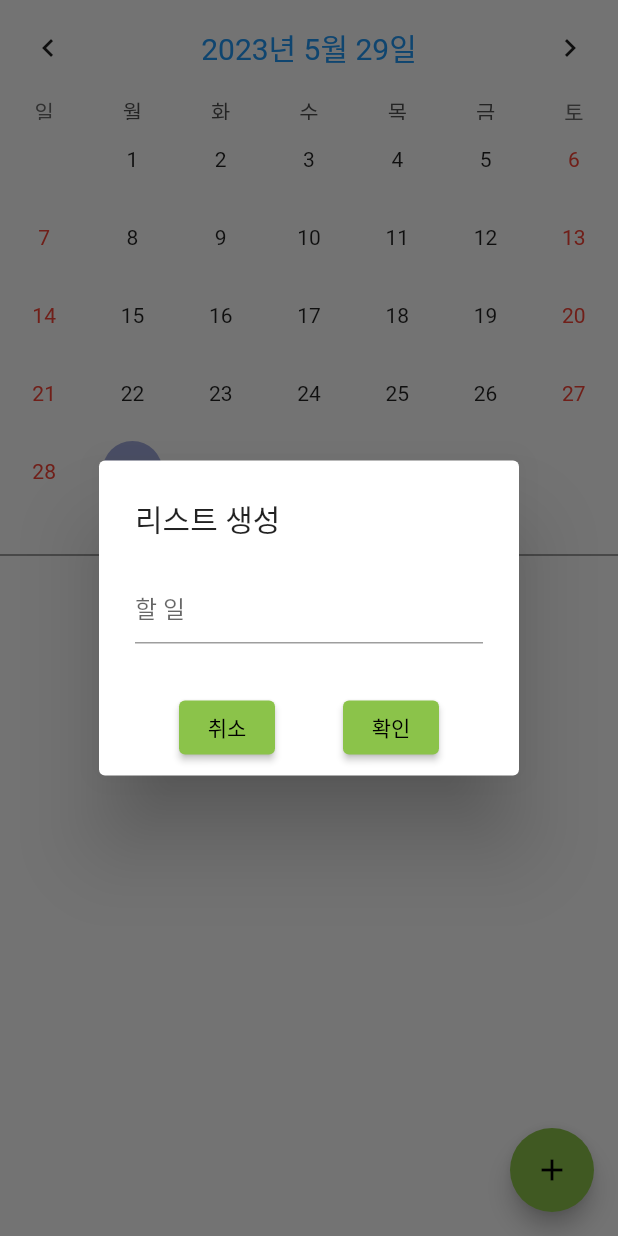
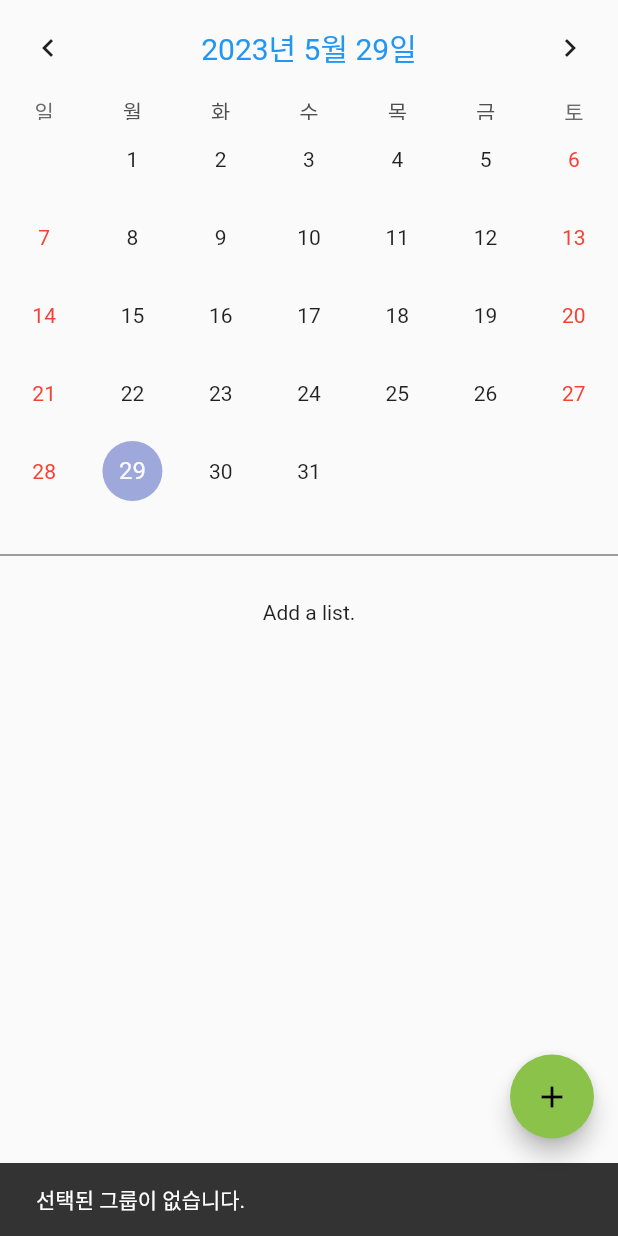
Before and after one commit to Dwisgolmog/checkList, a Flutter app: the Calendar screen opened directly, after a tap on the "add" icon, on a phone screen of 412 x 824 dp. Run offline on Flutter 3.47's test engine with Material 2 defaults, Android fonts, the phone set to English and light mode, and no system bars; drawn by our look-alikes of table_calendar; our stand-ins replace cloud_firestore, firebase_auth, firebase_core, firebase_storage, image_picker; accounts and stored records are empty.

Commit message:
그룹 클릭 안 했을 때
리스트 추가하려고 버튼 누를 때마다 스냅바 나오도록 함

```diff
--- a/checklist/lib/calender.dart
+++ b/checklist/lib/calender.dart
@@ -287,7 +287,13 @@ class _CalendarState extends State<Calendar> {
       ),
       floatingActionButton: FloatingActionButton(
         onPressed: () {
-          popupwindow();
+          if (groupName.isEmpty) {
+            ScaffoldMessenger.of(context).showSnackBar(
+              SnackBar(content: Text('선택된 그룹이 없습니다.')),
+            );
+          } else {
+            popupwindow();
+          }
         },
         child: Icon(Icons.add),
       ),
```
